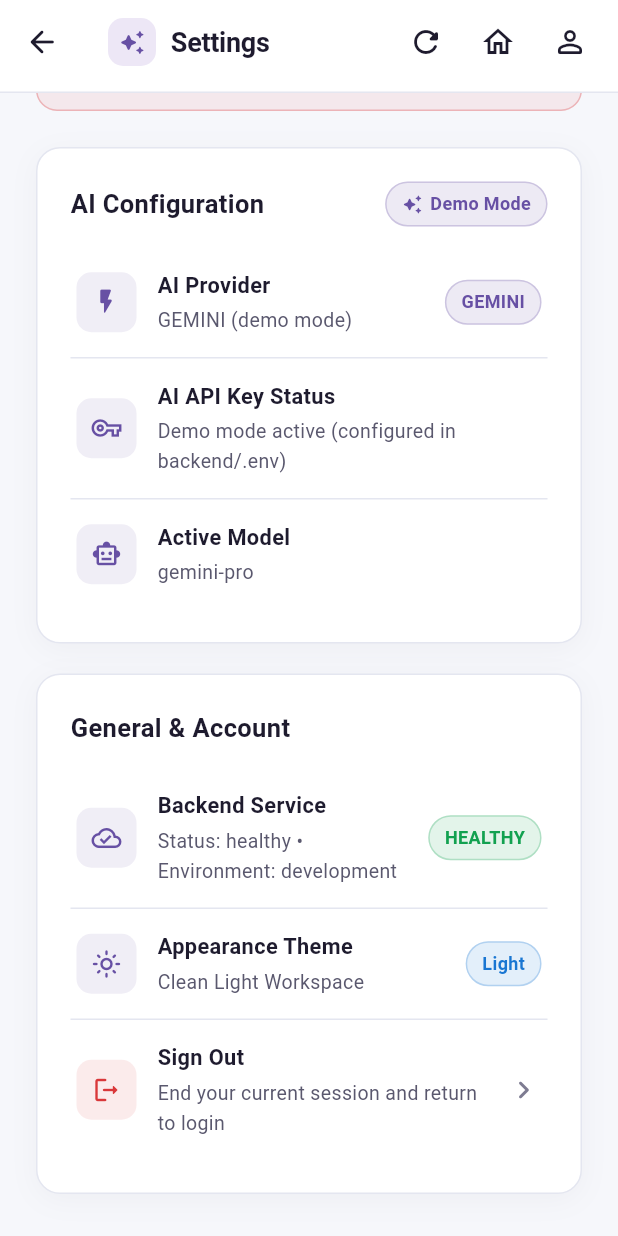
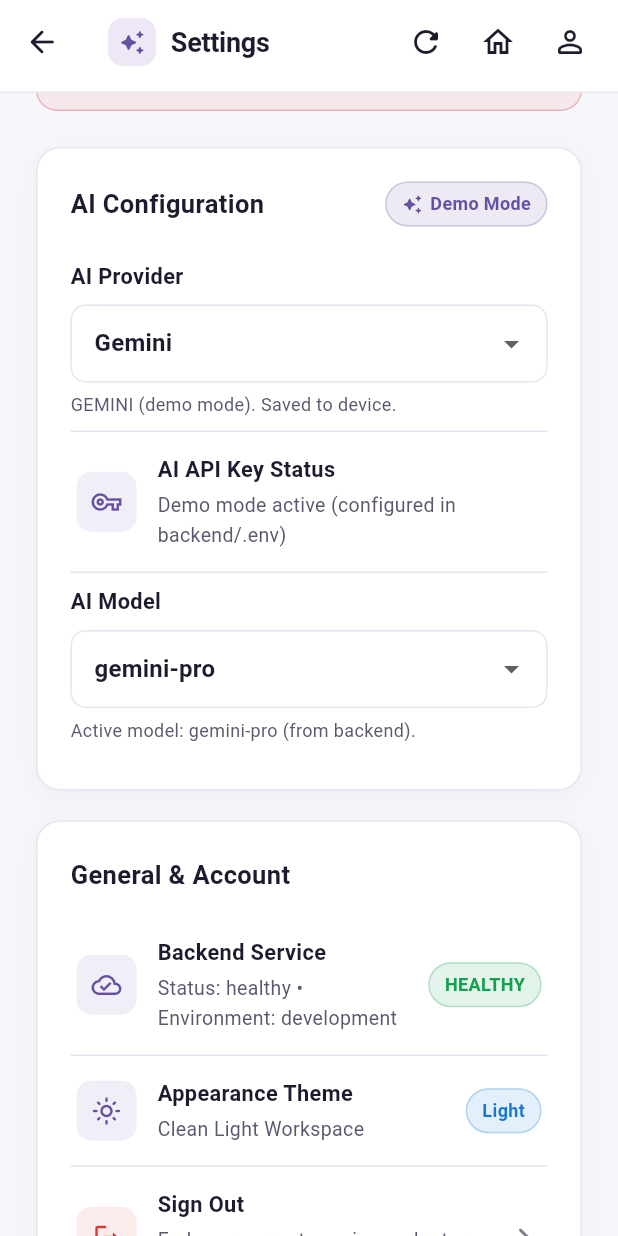
Before and after one commit to rohitrn936-stack/AI-Upskilling-Recommendation-System, a Flutter app: the SettingsScreen screen opened by its route, scrolled down 230 dp, on a phone screen of 412 x 824 dp. Run offline on Flutter 3.47's test engine with Material 3 defaults, Android fonts, the phone set to English and light mode, and no system bars; our stand-ins replace go_router, shared_preferences; accounts and stored records are empty; network calls fail.

Commit message:
feat: add AI model selection interface with provider filtering and persistence
Implement AI model selection feature across Settings screen:
- Add provider->model mapping and filter model dropdown by selected provider
- Reset selected model to a valid model when provider changes
- Persist selected provider and model to SharedPreferences
- Load saved selection on Settings screen with backend-reported fallback
- Display active model with saved/backend source indicator

```diff
--- a/frontend/flutter_upskilling/lib/screens/settings_screen.dart
+++ b/frontend/flutter_upskilling/lib/screens/settings_screen.dart
@@ -19,9 +19,16 @@ class _SettingsScreenState extends State<SettingsScreen> {
   bool _demoMode = true;
   String _aiProvider = 'gemini';
   String _aiModel = 'gemini-pro';
+  bool _hasSavedSelection = false;
   String _environment = 'development';
   String _backendStatus = 'healthy';
   String _statusMessage = '';
+
+  static const Map<String, List<String>> _aiModelsByProvider = {
+    'gemini': ['gemini-pro', 'gemini-1.5-pro', 'gemini-1.5-flash'],
+    'ollama': ['llama3', 'mistral', 'codellama'],
+    'compatible': ['gpt-3.5-turbo', 'gpt-4', 'claude-3-haiku'],
+  };
 
   @override
   void initState() {
@@ -36,6 +43,11 @@ class _SettingsScreenState extends State<SettingsScreen> {
     });
 
     try {
+      // Load saved selection first, fall back to backend-reported config
+      final savedProvider = await APIClient.getSavedAiProvider();
+      final savedModel = await APIClient.getSavedAiModel();
+      final hasSaved = savedProvider != null && savedModel != null;
+
       final results = await Future.wait([
         APIClient.getDemoMode(),
         APIClient.getHealth(),
@@ -47,11 +59,18 @@ class _SettingsScreenState extends State<SettingsScreen> {
       if (!mounted) return;
       setState(() {
         _demoMode = demoData['demo_mode'] == true;
-        _aiProvider = (demoData['ai_provider'] ??
-                healthData['ai_provider'] ??
-                'gemini')
-            .toString();
-        _aiModel = (demoData['ai_model'] ?? 'gemini-pro').toString();
+        if (hasSaved) {
+          _aiProvider = savedProvider;
+          _aiModel = savedModel;
+          _hasSavedSelection = true;
+        } else {
+          _aiProvider = (demoData['ai_provider'] ??
+                  healthData['ai_provider'] ??
+                  'gemini')
+              .toString();
+          _aiModel = (demoData['ai_model'] ?? 'gemini-pro').toString();
+          _hasSavedSelection = false;
+        }
         _statusMessage = (demoData['message'] ?? '').toString();
         _environment =
             (healthData['environment'] ?? 'development').toString();
@@ -147,7 +166,6 @@ class _SettingsScreenState extends State<SettingsScreen> {
   }
 
   Widget _buildApiSettings() {
-    final providerLabel = _aiProvider.toUpperCase();
     final modeSubtitle = _demoMode
         ? 'Demo mode active (configured in backend/.env)'
         : 'API key configured on backend';
@@ -177,21 +195,7 @@ class _SettingsScreenState extends State<SettingsScreen> {
             ],
           ),
           const SizedBox(height: 14),
-          _buildSettingTile(
-            icon: Icons.flash_on_rounded,
-            title: 'AI Provider',
-            subtitle:
-                '$providerLabel (${_demoMode ? 'demo mode' : 'configured'})',
-            trailing: StatusPill(
-              label: providerLabel,
-              color: _demoMode ? AppColors.primary : AppColors.success,
-            ),
-            onTap: () => _showInfo(
-              _statusMessage.isNotEmpty
-                  ? _statusMessage
-                  : 'Configured via backend/.env AI_PROVIDER setting.',
-            ),
-          ),
+          _buildAiProviderDropdown(),
           const Divider(height: 1),
           _buildSettingTile(
             icon: Icons.vpn_key_outlined,
@@ -202,11 +206,141 @@ class _SettingsScreenState extends State<SettingsScreen> {
             ),
           ),
           const Divider(height: 1),
-          _buildSettingTile(
-            icon: Icons.smart_toy_outlined,
-            title: 'Active Model',
-            subtitle: _aiModel,
-            onTap: () => _showInfo('Active backend AI model: $_aiModel'),
+          _buildAiModelDropdown(),
+        ],
+      ),
+    );
+  }
+
+  Widget _buildAiProviderDropdown() {
+    final providerLabel = _aiProvider.toUpperCase();
+    return Padding(
+      padding: const EdgeInsets.symmetric(vertical: 8),
+      child: Column(
+        crossAxisAlignment: CrossAxisAlignment.start,
+        children: [
+          const Text(
+            'AI Provider',
+            style: TextStyle(
+              fontSize: 14.5,
+              fontWeight: FontWeight.w600,
+              color: AppColors.textPrimary,
+            ),
+          ),
+          const SizedBox(height: 8),
+          DropdownButtonFormField<String>(
+            initialValue: _aiProvider,
+            decoration: InputDecoration(
+              filled: true,
+              fillColor: AppColors.surface,
+              border: OutlineInputBorder(
+                borderRadius: BorderRadius.circular(10),
+                borderSide: const BorderSide(color: AppColors.border),
+              ),
+              enabledBorder: OutlineInputBorder(
+                borderRadius: BorderRadius.circular(10),
+                borderSide: const BorderSide(color: AppColors.border),
+              ),
+              focusedBorder: OutlineInputBorder(
+                borderRadius: BorderRadius.circular(10),
+                borderSide: const BorderSide(color: AppColors.primary),
+              ),
+              contentPadding: const EdgeInsets.symmetric(
+                horizontal: 12,
+                vertical: 14,
+              ),
+            ),
+            items: const [
+              DropdownMenuItem(value: 'gemini', child: Text('Gemini')),
+              DropdownMenuItem(value: 'ollama', child: Text('Ollama')),
+              DropdownMenuItem(
+                  value: 'compatible', child: Text('Compatible')),
+            ],
+            onChanged: (value) async {
+              if (value == null) return;
+              await APIClient.saveAiProvider(value);
+              final models = _aiModelsByProvider[value] ?? [];
+              final newModel = models.isNotEmpty ? models.first : _aiModel;
+              await APIClient.saveAiModel(newModel);
+              if (!mounted) return;
+              setState(() {
+                _aiProvider = value;
+                _aiModel = newModel;
+                _hasSavedSelection = true;
+              });
+            },
+          ),
+          const SizedBox(height: 6),
+          Text(
+            '$providerLabel ${_demoMode ? '(demo mode)' : '(configured)'}. Saved to device.',
+            style: const TextStyle(
+              fontSize: 12,
+              color: AppColors.textSecondary,
+            ),
+          ),
+        ],
+      ),
+    );
+  }
+
+  Widget _buildAiModelDropdown() {
+    return Padding(
+      padding: const EdgeInsets.symmetric(vertical: 8),
+      child: Column(
+        crossAxisAlignment: CrossAxisAlignment.start,
+        children: [
+          const Text(
+            'AI Model',
+            style: TextStyle(
+              fontSize: 14.5,
+              fontWeight: FontWeight.w600,
+              color: AppColors.textPrimary,
+            ),
+          ),
+          const SizedBox(height: 8),
+          DropdownButtonFormField<String>(
+            key: ValueKey('model_dropdown_$_aiProvider'),
+            initialValue: _aiModel,
+            decoration: InputDecoration(
+              filled: true,
+              fillColor: AppColors.surface,
+              border: OutlineInputBorder(
+                borderRadius: BorderRadius.circular(10),
+                borderSide: const BorderSide(color: AppColors.border),
+              ),
+              enabledBorder: OutlineInputBorder(
+                borderRadius: BorderRadius.circular(10),
+                borderSide: const BorderSide(color: AppColors.border),
+              ),
+              focusedBorder: OutlineInputBorder(
+                borderRadius: BorderRadius.circular(10),
+                borderSide: const BorderSide(color: AppColors.primary),
+              ),
+              contentPadding: const EdgeInsets.symmetric(
+                horizontal: 12,
+                vertical: 14,
+              ),
+            ),
+            items: _aiModelsByProvider[_aiProvider]!
+                .map((m) => DropdownMenuItem(value: m, child: Text(m)))
+                .toList(),
+            onChanged: (value) async {
+              if (value == null) return;
+              await APIClient.saveAiModel(value);
+              if (!mounted) return;
+              setState(() {
+                _aiModel = value;
+                _hasSavedSelection = true;
+              });
+            },
+          ),
+          const SizedBox(height: 6),
+          Text(
+            'Active model: $_aiModel${_hasSavedSelection ? ' (saved)' : ' (from backend)'}.',
+            style: const TextStyle(
+              fontSize: 12,
+              color: AppColors.textSecondary,
+            ),
           ),
         ],
       ),
--- a/frontend/flutter_upskilling/lib/services/api_client.dart
+++ b/frontend/flutter_upskilling/lib/services/api_client.dart
@@ -19,6 +19,10 @@ class APIClient {
   // JWT token storage key
   static const String _tokenKey = 'jwt_token';
 
+  // AI provider/model storage keys
+  static const String _aiProviderKey = 'ai_provider';
+  static const String _aiModelKey = 'ai_model';
+
   static Future<String?> getToken() async {
     final prefs = await SharedPreferences.getInstance();
     return prefs.getString(_tokenKey);
@@ -32,6 +36,26 @@ class APIClient {
   static Future<void> removeToken() async {
     final prefs = await SharedPreferences.getInstance();
     await prefs.remove(_tokenKey);
+  }
+
+  static Future<void> saveAiProvider(String provider) async {
+    final prefs = await SharedPreferences.getInstance();
+    await prefs.setString(_aiProviderKey, provider);
+  }
+
+  static Future<void> saveAiModel(String model) async {
+    final prefs = await SharedPreferences.getInstance();
+    await prefs.setString(_aiModelKey, model);
+  }
+
+  static Future<String?> getSavedAiProvider() async {
+    final prefs = await SharedPreferences.getInstance();
+    return prefs.getString(_aiProviderKey);
+  }
+
+  static Future<String?> getSavedAiModel() async {
+    final prefs = await SharedPreferences.getInstance();
+    return prefs.getString(_aiModelKey);
   }
 
   // buildHeaders constructs authorization headers using the token.
```
